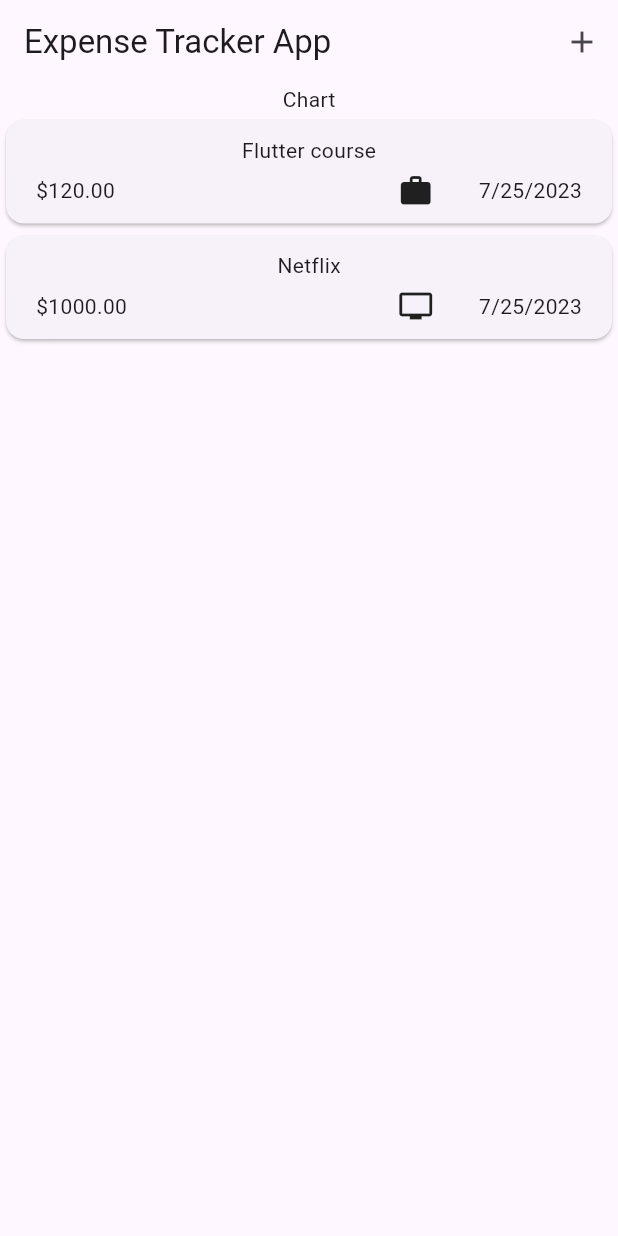
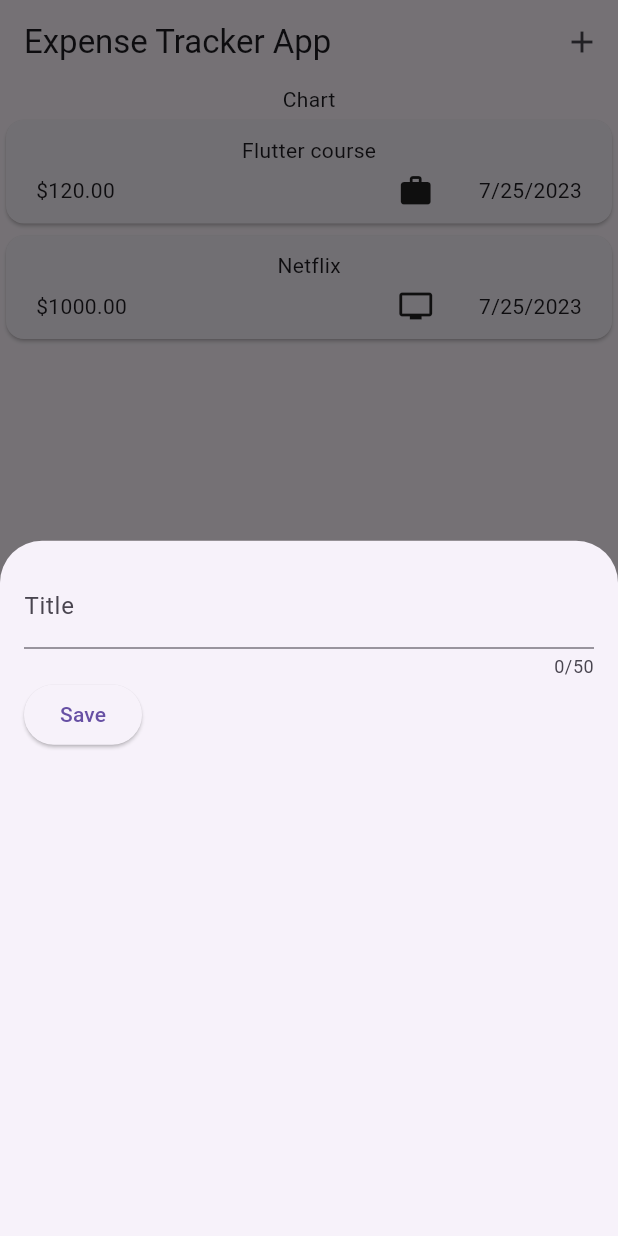
Before and after one commit to Prabhat8991/FlutterExpenseTracker, a Flutter app: the screen it shows after launch, after a tap on the "add" icon, on a phone screen of 412 x 824 dp. Run offline on Flutter 3.47's test engine with Material 2 defaults, Android fonts, the phone set to English and light mode, and no system bars.

Commit message:
added texteditcontroller

```diff
--- a/lib/main.dart
+++ b/lib/main.dart
@@ -1,8 +1,8 @@
-import 'package:expense_tracker/expenses.dart';
+import 'package:expense_tracker/widgets/expenses.dart';
 import 'package:flutter/material.dart';
 
 void main() {
   runApp(MaterialApp(
     theme: ThemeData(useMaterial3: true),
-    home: Expenses(),));
+    home: const Expenses(),));
 }
--- a/lib/expense_list.dart
+++ b/lib/widgets/expense_list.dart
@@ -1,7 +1,7 @@
 
-import 'package:expense_tracker/expense_item.dart';
+import 'package:expense_tracker/widgets/expense_item.dart';
 import 'package:flutter/material.dart';
-import 'data/expense.dart';
+import '../data/expense.dart';
 
 class ExpenseList extends StatelessWidget {
   const ExpenseList({super.key, required this.expenses});
--- a/lib/expenses.dart
+++ b/lib/widgets/expenses.dart
@@ -1,5 +1,6 @@
 import 'package:expense_tracker/data/expense.dart';
-import 'package:expense_tracker/expense_list.dart';
+import 'package:expense_tracker/widgets/expense_list.dart';
+import 'package:expense_tracker/widgets/new_expense.dart';
 import 'package:flutter/material.dart';
 
 class Expenses extends StatefulWidget {
@@ -25,6 +26,12 @@ class _ExpensesState extends State<Expenses> {
         category: Category.leisure)
   ];
 
+  void _openExpenseModalSheet() {
+    showModalBottomSheet(context: context, builder: (ctx) {
+      return const NewExpense();
+    });
+  }
+
   @override
   Widget build(BuildContext context) {
     return Scaffold(
@@ -32,7 +39,7 @@ class _ExpensesState extends State<Expenses> {
           title: const Text("Expense Tracker App"),
           actions: [
             IconButton(
-              onPressed: (){},
+              onPressed: _openExpenseModalSheet,
               icon: const Icon(Icons.add),
             )
           ],
--- /dev/null
+++ b/lib/widgets/new_expense.dart
@@ -0,0 +1,41 @@
+import 'package:flutter/material.dart';
+
+class NewExpense extends StatefulWidget {
+  const NewExpense({super.key});
+
+  @override
+  State<StatefulWidget> createState() {
+    return _NewExpenseState();
+  }
+}
+
+class _NewExpenseState extends State<NewExpense> {
+  final _titleTextController = TextEditingController();
+
+  @override
+  void dispose() {
+    _titleTextController.dispose();
+    super.dispose();
+  }
+
+  @override
+  Widget build(BuildContext context) {
+    return  Padding(
+      padding: const EdgeInsets.all(16),
+      child: Column(
+        children: [
+          TextField(
+            controller: _titleTextController,
+            maxLength: 50,
+            decoration: const InputDecoration(label: Text("Title")),
+          ),
+          Row(children: [
+            ElevatedButton(onPressed: () {
+              print(_titleTextController.text);
+            }, child: const Text("Save"))
+          ],)
+        ],
+      ),
+    );
+  }
+}
```
Also changed, not shown: lib/widgets/expense_item.dart (renamed from lib/expense_item.dart).
